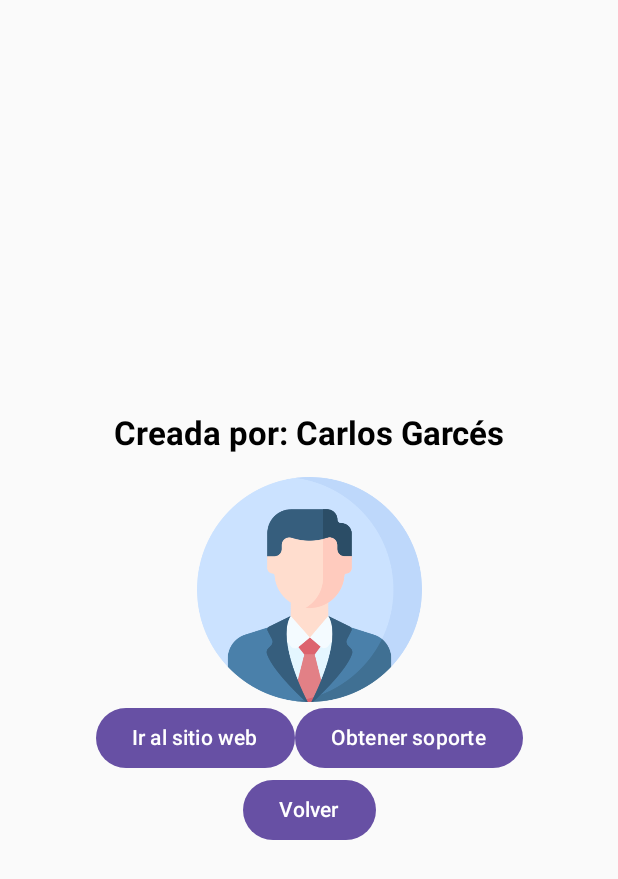
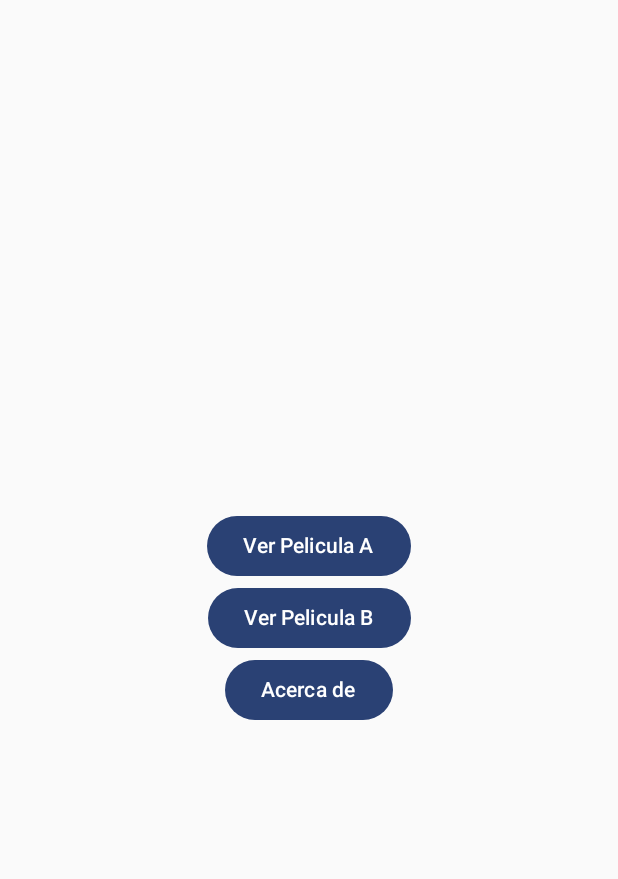
Before and after one commit to CGarces/PMDM_UD02, an Android app built with Jetpack Compose: the screen it shows after launch (MainActivity), on a phone screen of 412 x 824 dp. Shown: the top 879 px of the screen. Run offline under Robolectric (Android 15) with nearby library versions, the phone set to English and light mode, and no system bars.

Commit message:
Ejercicio 9. Navegación entre pantallas

```diff
--- a/app/build.gradle.kts
+++ b/app/build.gradle.kts
@@ -49,6 +49,8 @@ dependencies {
     implementation(libs.androidx.ui.graphics)
     implementation(libs.androidx.ui.tooling.preview)
     implementation(libs.androidx.material3)
+    implementation(libs.androidx.navigation.runtime.ktx)
+    implementation(libs.androidx.navigation.compose)
     testImplementation(libs.junit)
     androidTestImplementation(libs.androidx.junit)
     androidTestImplementation(libs.androidx.espresso.core)
--- a/app/src/main/java/com/campusdigitalfp/filmoteca/MainActivity.kt
+++ b/app/src/main/java/com/campusdigitalfp/filmoteca/MainActivity.kt
@@ -1,108 +1,20 @@
 package com.campusdigitalfp.filmoteca
 
-import android.content.Context
-import android.content.Intent
-import android.net.Uri
 import android.os.Bundle
-import android.widget.Toast
 import androidx.activity.ComponentActivity
 import androidx.activity.compose.setContent
 import androidx.activity.enableEdgeToEdge
-import androidx.compose.foundation.Image
-import androidx.compose.foundation.layout.Arrangement
-import androidx.compose.foundation.layout.Box
-import androidx.compose.foundation.layout.Column
-import androidx.compose.foundation.layout.Row
-import androidx.compose.foundation.layout.fillMaxSize
-import androidx.compose.foundation.layout.fillMaxWidth
-import androidx.compose.foundation.layout.padding
-import androidx.compose.foundation.layout.size
-import androidx.compose.material3.Button
-import androidx.compose.material3.MaterialTheme
-import androidx.compose.material3.Text
-import androidx.compose.runtime.Composable
-import androidx.compose.ui.Alignment
-import androidx.compose.ui.Modifier
-import androidx.compose.ui.res.painterResource
-import androidx.compose.ui.platform.LocalContext
-import androidx.compose.ui.res.stringResource
-import androidx.compose.ui.text.font.FontWeight
-import androidx.compose.ui.text.style.TextAlign
-import androidx.compose.ui.unit.dp
+import com.campusdigitalfp.filmoteca.navigation.Navigation
+import com.campusdigitalfp.filmoteca.ui.theme.FilmotecaTheme
 
 class MainActivity : ComponentActivity() {
     override fun onCreate(savedInstanceState: Bundle?) {
         super.onCreate(savedInstanceState)
         enableEdgeToEdge()
         setContent {
-                    AboutScreen(author = "Carlos Garcés")
-                }
-            }
-        }
-
-@Composable
-fun AboutScreen(author: String) {
-    val context = LocalContext.current
-    Box(
-        modifier = Modifier.fillMaxSize(),
-        contentAlignment = Alignment.Center
-    ){
-        Column(horizontalAlignment = Alignment.CenterHorizontally, verticalArrangement  = Arrangement.Center) {
-            Text(
-                text = stringResource(R.string.creada_por, author),
-                fontSize = MaterialTheme.typography.titleLarge.fontSize, // Tamaño de la fuente.
-                fontWeight = FontWeight.Bold, // Estilo de la fuente en negrita.
-                textAlign = TextAlign.Center, // Alineación del texto en el centro.
-                modifier = Modifier
-                    .fillMaxWidth() // Ocupa todo el ancho disponible.
-                    .padding(16.dp) // Aplica un padding de 16 dp alrededor del texto.
-            )
-
-            Image(
-                painter = painterResource(id = R.drawable.perfil),
-                contentDescription = stringResource(R.string.perfil_desarrollador),
-                modifier = Modifier
-                    .size(150.dp)
-            )
-
-            Row(horizontalArrangement = Arrangement.SpaceEvenly) {
-                Button(onClick = {
-                    abrirPaginaWeb("https://github.com/CGarces/PMDM_UD02", context = context)
-                }) {
-                    Text(stringResource(R.string.ir_web))
-                }
-                Button(onClick = {
-                    mandarEmail(context = context, email = "cgarcesba@campusdigitalfp.es", asunto =  context.getString(R.string.incidencia_con_filmoteca))
-                }) {
-                    Text(stringResource(R.string.obtener_soporte))
-                }
-            }
-            Button(onClick = { showToast(context, message =  context.getString(R.string.func_na)) }) {
-                Text(stringResource(R.string.volver))
+            FilmotecaTheme {
+                Navigation()
             }
         }
     }
 }
-
-fun showToast(context: Context, message: String) {
-    Toast.makeText(context, message, Toast.LENGTH_SHORT).show()
-}
-
-fun abrirPaginaWeb(url: String, context: Context) {
-    val intent = Intent(Intent.ACTION_VIEW).apply {
-        data = Uri.parse(url) // Establece la URL que quieres abrir
-    }
-    context.startActivity(intent) // Inicia la actividad
-}
-
-fun mandarEmail(context: Context, email: String, asunto: String) {
-    val intent = Intent(Intent.ACTION_SENDTO).apply {
-        data = Uri.parse("mailto:$email")
-        putExtra(Intent.EXTRA_SUBJECT, asunto)
-    }
-
-    // Verifica si hay una aplicación que puede manejar el Intent
-    if (intent.resolveActivity(context.packageManager) != null) {
-        context.startActivity(intent)
-    }
-}
--- /dev/null
+++ b/app/src/main/java/com/campusdigitalfp/filmoteca/navigation/NavHost.kt
@@ -0,0 +1,25 @@
+package com.campusdigitalfp.filmoteca.navigation
+
+import androidx.compose.runtime.Composable
+import androidx.navigation.compose.NavHost
+import androidx.navigation.compose.composable
+import androidx.navigation.compose.rememberNavController
+import com.campusdigitalfp.filmoteca.screens.AboutScreen
+import com.campusdigitalfp.filmoteca.screens.FilmDataScreen
+import com.campusdigitalfp.filmoteca.screens.FilmEditScreen
+import com.campusdigitalfp.filmoteca.screens.FilmListScreen
+
+@Composable
+fun Navigation(){
+    val navController = rememberNavController()
+
+    NavHost(navController = navController, startDestination = "list") {
+        composable("list") { FilmListScreen(navController) }
+        composable("about") { AboutScreen(navController) }
+        composable("view") { FilmDataScreen(navController) }
+        composable("edit") { FilmEditScreen(navController) }
+
+
+
+    }
+}
--- /dev/null
+++ b/app/src/main/java/com/campusdigitalfp/filmoteca/screens/FilmListScreen.kt
@@ -0,0 +1,34 @@
+package com.campusdigitalfp.filmoteca.screens
+
+import androidx.compose.foundation.layout.Arrangement
+import androidx.compose.foundation.layout.Box
+import androidx.compose.foundation.layout.Column
+import androidx.compose.foundation.layout.fillMaxSize
+import androidx.compose.material3.Button
+import androidx.compose.material3.Text
+import androidx.compose.runtime.Composable
+import androidx.compose.ui.Alignment
+import androidx.compose.ui.Modifier
+import androidx.compose.ui.res.stringResource
+import androidx.navigation.NavHostController
+import com.campusdigitalfp.filmoteca.R
+
+@Composable
+fun FilmListScreen(navController: NavHostController)   {
+    Box(
+        modifier = Modifier.fillMaxSize(),
+        contentAlignment = Alignment.Center
+    ){
+        Column(horizontalAlignment = Alignment.CenterHorizontally, verticalArrangement  = Arrangement.Center) {
+            Button(onClick = { navController.navigate("view") }) {
+                Text(stringResource(R.string.ver, "A"))
+            }
+            Button(onClick = { navController.navigate("view") }) {
+                Text(stringResource(R.string.ver, "B"))
+            }
+            Button(onClick = { navController.navigate("about") }) {
+                Text(stringResource(R.string.acerca_de))
+            }
+        }
+    }
+}
--- a/gradle/libs.versions.toml
+++ b/gradle/libs.versions.toml
@@ -8,6 +8,8 @@ espressoCore = "3.5.1"
 lifecycleRuntimeKtx = "2.6.1"
 activityCompose = "1.8.0"
 composeBom = "2024.04.01"
+navigationRuntimeKtx = "2.8.5"
+navigationCompose = "2.8.5"
 
 [libraries]
 androidx-core-ktx = { group = "androidx.core", name = "core-ktx", version.ref = "coreKtx" }
@@ -24,6 +26,8 @@ androidx-ui-tooling-preview = { group = "androidx.compose.ui", name = "ui-toolin
 androidx-ui-test-manifest = { group = "androidx.compose.ui", name = "ui-test-manifest" }
 androidx-ui-test-junit4 = { group = "androidx.compose.ui", name = "ui-test-junit4" }
 androidx-material3 = { group = "androidx.compose.material3", name = "material3" }
+androidx-navigation-runtime-ktx = { group = "androidx.navigation", name = "navigation-runtime-ktx", version.ref = "navigationRuntimeKtx" }
+androidx-navigation-compose = { group = "androidx.navigation", name = "navigation-compose", version.ref = "navigationCompose" }
 
 [plugins]
 android-application = { id = "com.android.application", version.ref = "agp" }
```
Also changed, not shown: app/src/main/java/com/campusdigitalfp/filmoteca/screens/AboutScreen.kt (added, +93 -0 lines), app/src/main/java/com/campusdigitalfp/filmoteca/screens/FilmDataScreen.kt (added, +59 -0 lines), app/src/main/java/com/campusdigitalfp/filmoteca/screens/FilmEditScreen.kt (added, +52 -0 lines), app/src/main/res/values/strings.xml (+9 -0 lines), 1 other file.
